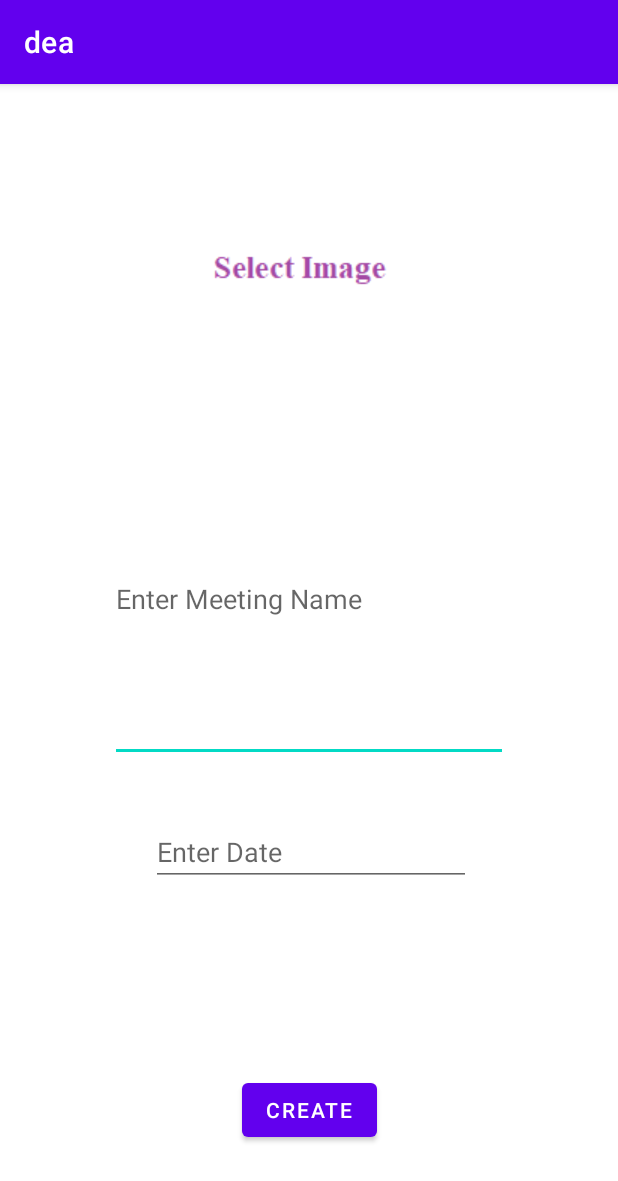
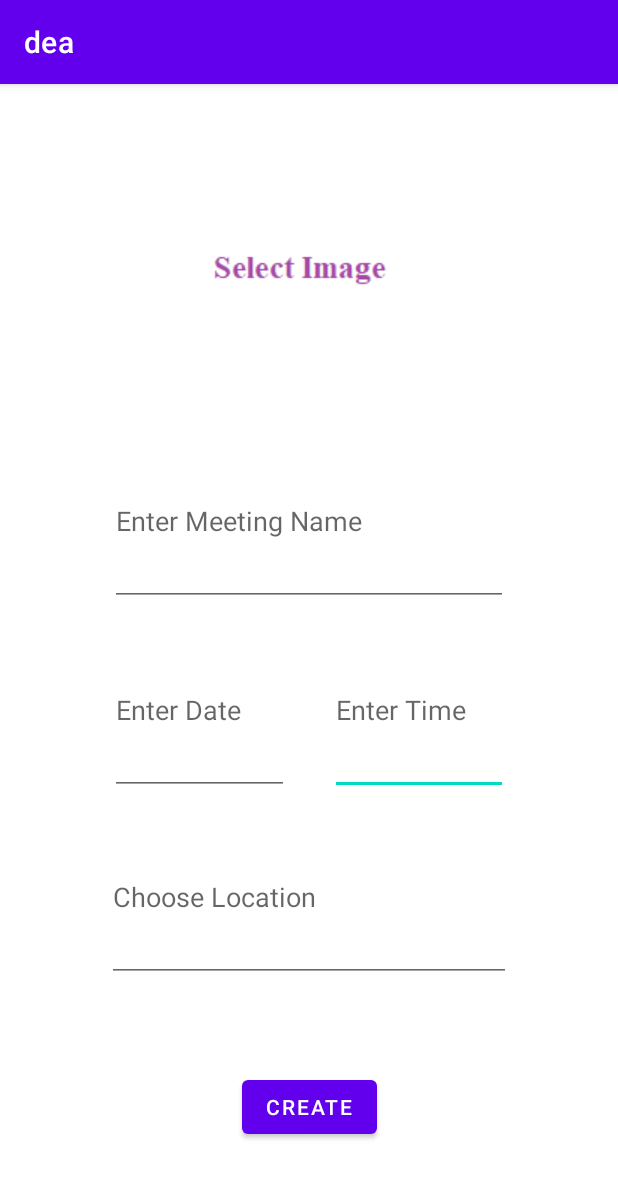
Before and after one commit to elifkoseler/DontEatAlone, an Android app: the CreateMeetingActivity screen opened directly, with no data from a screen before it, on a phone screen of 412 x 824 dp. Shown: the top 1181 px of the screen. Run offline under Robolectric (Android 15) with nearby library versions, the phone set to English and light mode, and no system bars; our stand-ins replace Firebase (no records; nobody signed in at launch, a user with empty details on screens opened directly).

Commit message:
CreateMeetingActivity is updated

```diff
--- a/app/src/main/java/com/elf/dea/CreateMeetingActivity.java
+++ b/app/src/main/java/com/elf/dea/CreateMeetingActivity.java
@@ -8,6 +8,7 @@ import androidx.core.content.ContextCompat;
 
 import android.Manifest;
 import android.app.DatePickerDialog;
+import android.app.TimePickerDialog;
 import android.content.Intent;
 import android.content.pm.PackageManager;
 import android.graphics.Bitmap;
@@ -21,6 +22,7 @@ import android.view.View;
 import android.widget.DatePicker;
 import android.widget.EditText;
 import android.widget.ImageView;
+import android.widget.TimePicker;
 import android.widget.Toast;
 
 import com.elf.dea.MeetingData.Meeting;
@@ -54,11 +56,13 @@ public class CreateMeetingActivity extends AppCompatActivity {
     Uri imageData;
 
     DatePickerDialog picker;
-    EditText eText;
+    EditText dateText;
+    EditText timeText;
     User user = new User();
     Meeting meeting = new Meeting();
 
     int d, m, y;
+    int h, min;
 
 
     @Override
@@ -76,9 +80,13 @@ public class CreateMeetingActivity extends AppCompatActivity {
 
         user = (User) getIntent().getSerializableExtra("user"); // get ref of user from other activities
 
-        eText = findViewById(R.id.editText1);
-        eText.setInputType(InputType.TYPE_NULL);
-        eText.setOnClickListener(new View.OnClickListener() {
+        dateText = findViewById(R.id.editText1);
+        dateText.setInputType(InputType.TYPE_NULL);
+        timeText = findViewById(R.id.editText);
+        timeText.setInputType(InputType.TYPE_NULL);
+
+
+        dateText.setOnClickListener(new View.OnClickListener() {
             @Override
             public void onClick(View view) {
                 final Calendar calendar = Calendar.getInstance();
@@ -90,7 +98,7 @@ public class CreateMeetingActivity extends AppCompatActivity {
                         new DatePickerDialog.OnDateSetListener() {
                             @Override
                             public void onDateSet(DatePicker view, int year, int monthOfYear, int dayOfMonth) {
-                                eText.setText(dayOfMonth + "/" + (monthOfYear + 1) + "/" + year);
+                                dateText.setText(dayOfMonth + "/" + (monthOfYear + 1) + "/" + year);
                                 System.out.println("Picked Date " + dayOfMonth +  " " + monthOfYear + " "+ year);
                                 d = dayOfMonth;
                                 m = monthOfYear + 1 ;
@@ -98,6 +106,28 @@ public class CreateMeetingActivity extends AppCompatActivity {
                             }
                         }, year, month, day);
                 picker.show();
+            }
+        });
+
+        timeText.setOnClickListener(new View.OnClickListener() {
+            @Override
+            public void onClick(View view) {
+                Calendar mcurrentTime = Calendar.getInstance();
+                int hour = mcurrentTime.get(Calendar.HOUR_OF_DAY);
+                int minute = mcurrentTime.get(Calendar.MINUTE);
+                TimePickerDialog mTimePicker;
+
+                mTimePicker = new TimePickerDialog(CreateMeetingActivity.this, new TimePickerDialog.OnTimeSetListener() {
+                    @Override
+                    public void onTimeSet(TimePicker timePicker, int selectedHour, int selectedMinute) {
+                        timeText.setText( selectedHour + ":" + selectedMinute);
+                        System.out.println("Picked time: " + selectedHour + ":" + selectedMinute);
+                        h = selectedHour;
+                        min = selectedMinute;
+                    }
+                }, hour, minute, true);//Yes 24 hour time
+                mTimePicker.setTitle("Select Time");
+                mTimePicker.show();
             }
         });
     }
--- a/app/src/main/res/layout/activity_create_meeting.xml
+++ b/app/src/main/res/layout/activity_create_meeting.xml
@@ -10,13 +10,26 @@
         android:id="@+id/button3"
         android:layout_width="wrap_content"
         android:layout_height="wrap_content"
-        android:layout_marginBottom="60dp"
+        android:layout_marginBottom="62dp"
         android:onClick="Upload"
         android:text="Create"
         app:layout_constraintBottom_toBottomOf="parent"
         app:layout_constraintEnd_toEndOf="parent"
         app:layout_constraintStart_toStartOf="parent"
-        app:layout_constraintTop_toBottomOf="@+id/editText1" />
+        app:layout_constraintTop_toBottomOf="@+id/editTextLocation" />
+
+    <EditText
+        android:id="@+id/editText"
+        android:layout_width="0dp"
+        android:layout_height="0dp"
+        android:layout_marginEnd="73dp"
+        android:layout_marginBottom="11dp"
+        android:ems="10"
+        android:hint="Enter Time"
+        app:layout_constraintBottom_toTopOf="@+id/editTextLocation"
+        app:layout_constraintEnd_toEndOf="parent"
+        app:layout_constraintStart_toEndOf="@+id/editText1"
+        app:layout_constraintTop_toBottomOf="@+id/nameText" />
 
     <EditText
         android:id="@+id/nameText"
@@ -24,26 +37,42 @@
         android:layout_height="0dp"
         android:layout_marginStart="73dp"
         android:layout_marginEnd="73dp"
-        android:layout_marginBottom="37dp"
+        android:layout_marginBottom="13dp"
         android:ems="10"
         android:hint="Enter Meeting Name"
         android:inputType="textPersonName"
-        app:layout_constraintBottom_toTopOf="@+id/editText1"
+        app:layout_constraintBottom_toTopOf="@+id/editText"
         app:layout_constraintEnd_toEndOf="parent"
         app:layout_constraintStart_toStartOf="parent"
         app:layout_constraintTop_toBottomOf="@+id/imageView3" />
 
     <EditText
         android:id="@+id/editText1"
-        android:layout_width="wrap_content"
-        android:layout_height="wrap_content"
-        android:layout_marginStart="27dp"
-        android:layout_marginBottom="125dp"
+        android:layout_width="0dp"
+        android:layout_height="0dp"
+        android:layout_marginStart="73dp"
+        android:layout_marginEnd="27dp"
         android:ems="10"
         android:hint="Enter Date"
+        app:layout_constraintBottom_toBottomOf="@+id/editText"
+        app:layout_constraintEnd_toStartOf="@+id/editText"
+        app:layout_constraintStart_toStartOf="parent"
+        app:layout_constraintTop_toTopOf="@+id/editText" />
+
+    <EditText
+        android:id="@+id/editTextLocation"
+        android:layout_width="0dp"
+        android:layout_height="0dp"
+        android:layout_marginStart="71dp"
+        android:layout_marginEnd="71dp"
+        android:layout_marginBottom="59dp"
+        android:ems="10"
+        android:hint="Choose Location"
+        android:inputType="textPersonName"
         app:layout_constraintBottom_toTopOf="@+id/button3"
-        app:layout_constraintStart_toStartOf="@+id/nameText"
-        app:layout_constraintTop_toBottomOf="@+id/nameText" />
+        app:layout_constraintEnd_toEndOf="parent"
+        app:layout_constraintStart_toStartOf="parent"
+        app:layout_constraintTop_toBottomOf="@+id/editText" />
 
     <ImageView
         android:id="@+id/imageView3"
```
